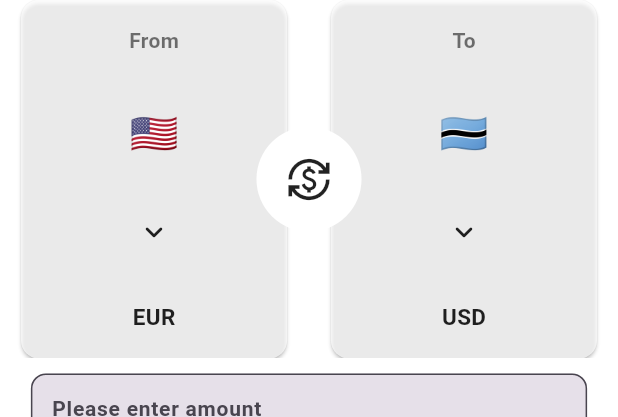
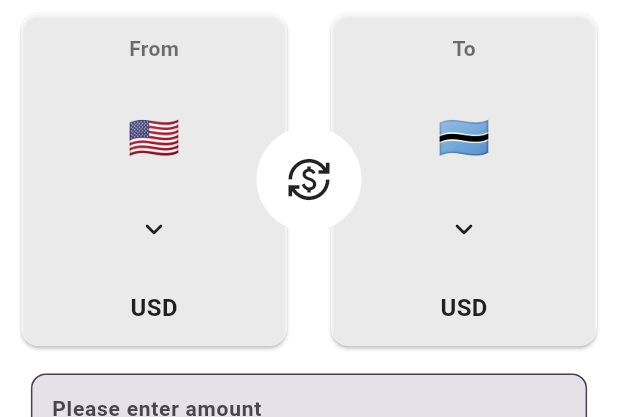
Before and after one commit to DevAdedoyin/RateMateApp, a Flutter app: the DashboardScreen screen opened by its route, on a phone screen of 412 x 824 dp, the part 84-501 px from its top. Run offline on Flutter 3.47's test engine with Material 3 defaults, Android fonts, the phone set to English and light mode, and no system bars; our stand-ins replace flutter_dotenv, flutter_riverpod, go_router; missing offline and left inert: date_picker_plus, onscreen_keyboard, virtual_keyboard_multi_language; Roboto replaces fonts that are missing (Poppins); statements that could not run were skipped.

Commit message:
Base currency completed

```diff
--- /dev/null
+++ b/lib/src/features/currency_exchange/data/repositories/conversion_repo.dart
@@ -0,0 +1,7 @@
+import 'package:flutter_riverpod/flutter_riverpod.dart';
+
+final baseCurrency = StateProvider<Map<String, String>>(
+    (ref) => {"currency": "USD", "flag": "🇺🇸"});
+
+final targetCurrency =
+    StateProvider<Map<String, String>>((ref) => {"GBP": "GB"});
--- a/lib/src/features/currency_exchange/presentation/currency_selector.dart
+++ b/lib/src/features/currency_exchange/presentation/currency_selector.dart
@@ -21,7 +21,7 @@ class CurrencySelector extends StatelessWidget {
     return GestureDetector(
       onTap: () => selectCountry(),
       child: SizedBox(
-        height: size.height * 0.30,
+        height: size.height * 0.28,
         width: size.width * 0.45,
         child: Card(
           color: Colors.white70,
@@ -32,12 +32,12 @@ class CurrencySelector extends StatelessWidget {
               Text(state, style: const TextStyle(color: Colors.black54)),
               Text(
                 country,
-                style: const TextStyle(fontSize: 26)
+                style: const TextStyle(fontSize: 28)
               ),
               const Icon(Icons.keyboard_arrow_down_rounded),
               Text(
                 currency,
-                style: const TextStyle(color: Colors.black87, fontSize: 15),
+                style: const TextStyle(color: Colors.black87, fontSize: 16),
               ),
             ],
           ),
--- a/lib/src/features/currency_exchange/presentation/home_screen.dart
+++ b/lib/src/features/currency_exchange/presentation/home_screen.dart
@@ -2,9 +2,11 @@ import 'package:currnverter/src/common/modal_sheet.dart';
 import 'package:currnverter/src/constants/colors.dart';
 import 'package:currnverter/src/constants/sizing/gaps.dart';
 import 'package:currnverter/src/features/currency_exchange/data/datasources/currency_codes.dart';
+import 'package:currnverter/src/features/currency_exchange/data/repositories/conversion_repo.dart';
 import 'package:currnverter/src/features/currency_exchange/presentation/currency_selector.dart';
 import 'package:flutter/material.dart';
 import 'package:flutter_riverpod/flutter_riverpod.dart';
+import 'package:go_router/go_router.dart';
 import 'package:onscreen_keyboard/onscreen_keyboard.dart';
 import 'package:virtual_keyboard_multi_language/virtual_keyboard_multi_language.dart';
 
@@ -20,8 +22,13 @@ class _HomeScreenState extends ConsumerState<HomeScreen> {
 
   @override
   Widget build(BuildContext context) {
-    Size size = MediaQuery.of(context).size;
-    TextTheme textTheme = Theme.of(context).textTheme;
+    Size size = MediaQuery
+        .of(context)
+        .size;
+    TextTheme textTheme = Theme
+        .of(context)
+        .textTheme;
+    final baseCurrency_ = ref.watch(baseCurrency);
     return SizedBox(
       child: Column(
         children: [
@@ -36,10 +43,19 @@ class _HomeScreenState extends ConsumerState<HomeScreen> {
                     left: 0,
                     child: CurrencySelector(
                       state: "From",
-                      currency: "EUR",
-                      country: CurrencyCodes.currencyFlagMap.entries.first.value,
-                      selectCountry: () {
-                        CountryCodePicker.selectCountry(context);
+                      currency: baseCurrency_["currency"]!,
+                      country: baseCurrency_["flag"]!,
+                      selectCountry: () async {
+                        Map<String, String> currency = {};
+                        currency =
+                        await CountryCodePicker.selectCountry(context);
+                        ref
+                            .read(baseCurrency.notifier)
+                            .state = {
+                          "currency": currency["currency"]!,
+                          "flag": currency["flag"]!
+                        };
+
                       },
                     )),
                 Positioned(
```
Also changed, not shown: lib/src/common/modal_sheet.dart (+14 -3 lines).
